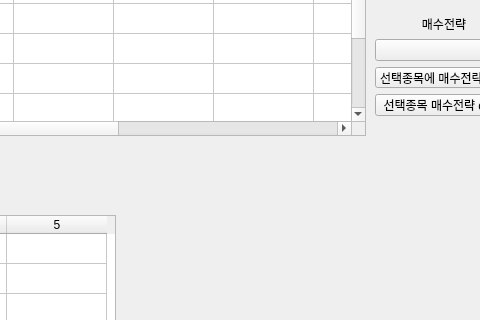
First picture: the form in window.ui, repository mechurak/kiwoom, before the edit; both pictures show x 415 to 895 and y 254 to 574 of the 1075 by 761 pixel window.
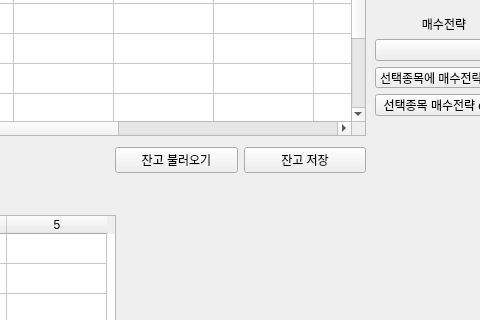
Second picture: the form after the edit.

Commit message: added local save and load button

```diff
--- a/window.ui
+++ b/window.ui
@@ -292,6 +292,32 @@
      </item>
     </layout>
    </widget>
+   <widget class="QWidget" name="gridLayoutWidget_3">
+    <property name="geometry">
+     <rect>
+      <x>530</x>
+      <y>380</y>
+      <width>251</width>
+      <height>31</height>
+     </rect>
+    </property>
+    <layout class="QGridLayout" name="gridLayout_3">
+     <item row="0" column="0">
+      <widget class="QPushButton" name="btn_load_balance">
+       <property name="text">
+        <string>잔고 불러오기</string>
+       </property>
+      </widget>
+     </item>
+     <item row="0" column="1">
+      <widget class="QPushButton" name="btn_save_balance">
+       <property name="text">
+        <string>잔고 저장</string>
+       </property>
+      </widget>
+     </item>
+    </layout>
+   </widget>
   </widget>
   <widget class="QMenuBar" name="menubar">
    <property name="geometry">
```
Left out of the diff: 34 changed lines with no effect on the pictures. The commit also changes 3 other files.
